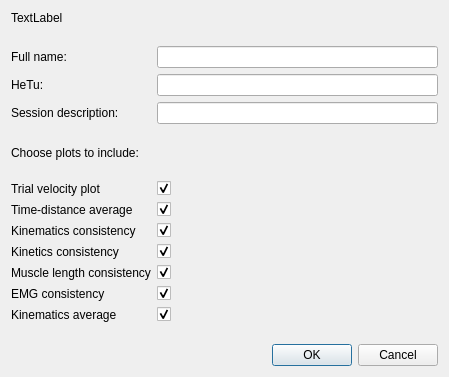
The window that gaitutils/gui/pdf_report_dialog.ui (NCH-Motion-Laboratory/gaitutils) describes before a commit, drawn with Qt 5.
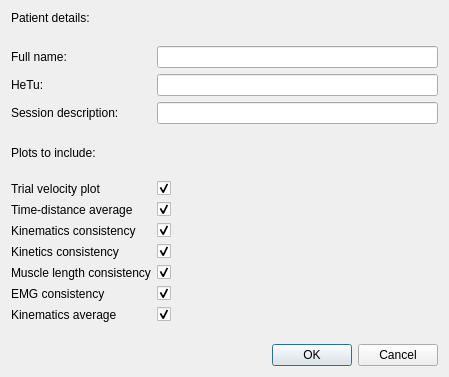
The same window after the commit.

```diff
--- a/gaitutils/gui/pdf_report_dialog.ui
+++ b/gaitutils/gui/pdf_report_dialog.ui
@@ -19,7 +19,7 @@
      <item row="0" column="0" colspan="2">
       <widget class="QLabel" name="prompt">
        <property name="text">
-        <string>TextLabel</string>
+        <string>Patient details:</string>
        </property>
        <property name="alignment">
         <set>Qt::AlignLeading|Qt::AlignLeft|Qt::AlignVCenter</set>
@@ -85,7 +85,7 @@
      <item row="6" column="0">
       <widget class="QLabel" name="label_3">
        <property name="text">
-        <string>Choose plots to include:</string>
+        <string>Plots to include:</string>
        </property>
       </widget>
      </item>
```
